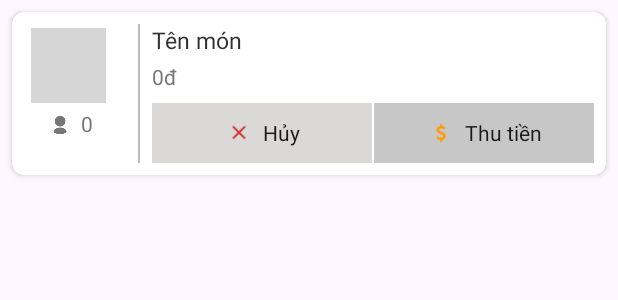
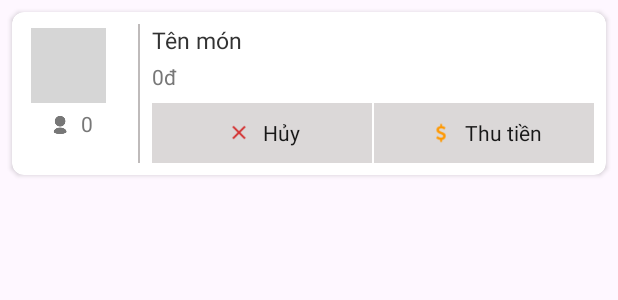
Before and after one commit to Hoangduongfpt2004/app, an Android app: the layout item_product.xml on its own in the app's theme, with its tools: preview values and no code run, on a phone screen of 412 x 824 dp. Shown: the top 300 px of the screen. Run offline under Robolectric (Android 15) with nearby library versions, the phone set to English and light mode, and no system bars; grey boxes are pictures that could not be loaded.

Commit message:
hoangduong2004

```diff
--- a/app/src/main/res/layout/item_product.xml
+++ b/app/src/main/res/layout/item_product.xml
@@ -141,7 +141,7 @@
                     android:layout_height="40dp"
                     android:layout_weight="1"
                     android:gravity="center"
-                    android:background="#C7C7C7"
+                    android:background="#DBD8D8"
                     android:orientation="horizontal"
                     android:padding="8dp">
 
```
